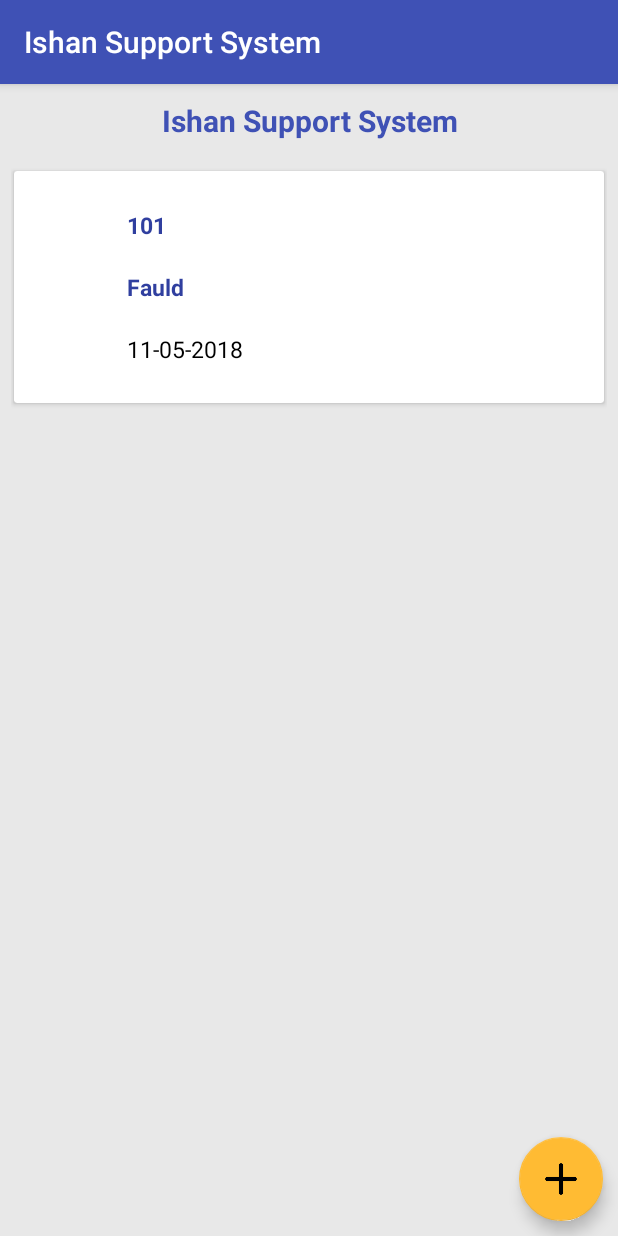
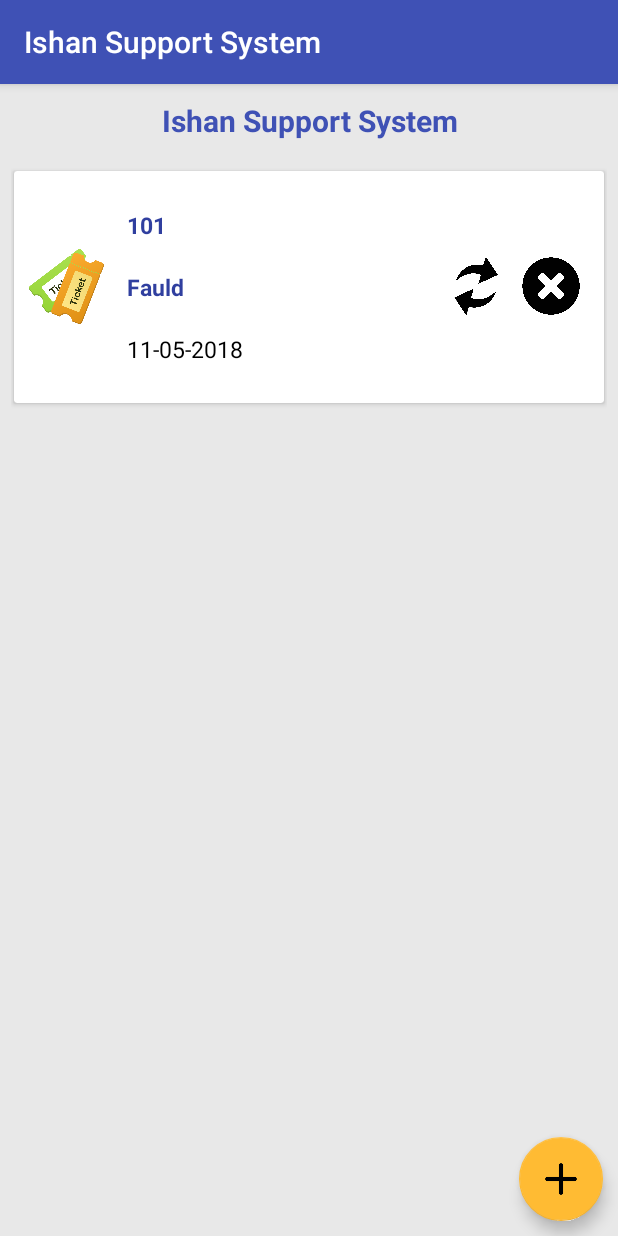
Before and after one commit to parita-detroja/IshanSupportSystem, an Android app: the MainActivity screen opened directly, with no data from a screen before it, on a phone screen of 412 x 824 dp. Run offline under Robolectric (Android 15) with nearby library versions, the phone set to English and light mode, and no system bars.

Commit message:
create ticket

```diff
--- a/app/src/main/AndroidManifest.xml
+++ b/app/src/main/AndroidManifest.xml
@@ -22,7 +22,8 @@
                 <category android:name="android.intent.category.LAUNCHER" />
             </intent-filter>
         </activity>
-        <activity android:name=".activity.CreateTicketActivity" />
+        <activity android:name=".activity.CreateTicketActivity"
+            android:windowSoftInputMode="stateHidden"/>
         <activity android:name=".activity.UpdateTicketActivity" />
         <activity android:name=".activity.ViewTicketActivity"></activity>
     </application>
--- a/app/src/main/res/layout/layout_ticket_item.xml
+++ b/app/src/main/res/layout/layout_ticket_item.xml
@@ -16,7 +16,8 @@
             android:id="@+id/icon_ticket"
             android:layout_width="@dimen/dim_50dp"
             android:layout_height="@dimen/dim_50dp"
-            android:layout_centerVertical="true"/>
+            android:layout_centerVertical="true"
+            android:src="@drawable/ticket"/>
 
         <LinearLayout
             android:id="@+id/linear_layout_text"
@@ -66,13 +67,15 @@
                 android:id="@+id/imageUpdateTicket"
                 android:layout_width="@dimen/dim_50dp"
                 android:layout_height="@dimen/dim_50dp"
-                android:padding="@dimen/dim_5dp"/>
+                android:padding="@dimen/dim_5dp"
+                android:src="@drawable/update"/>
 
             <ImageView
                 android:id="@+id/imageCancelTicket"
                 android:layout_width="@dimen/dim_50dp"
                 android:layout_height="@dimen/dim_50dp"
-                android:padding="@dimen/dim_5dp"/>
+                android:padding="@dimen/dim_5dp"
+                android:src="@drawable/cancel"/>
 
         </LinearLayout>
 
```
Also changed, not shown: app/src/main/java/com/digidot/ishansupportsystem/activity/CreateTicketActivity.java (+38 -0 lines), app/src/main/res/layout/activity_create_ticket.xml (+9 -3 lines), app/src/main/res/drawable/cancel.png (added), app/src/main/res/drawable/ticket.png (added), app/src/main/res/drawable/update.png (added).
